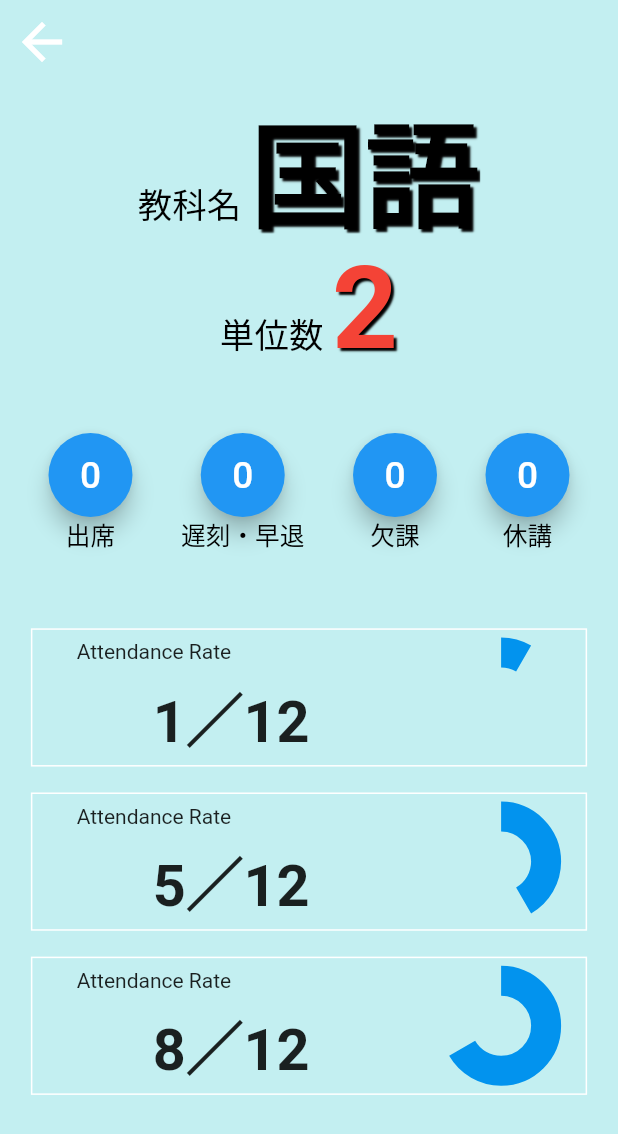
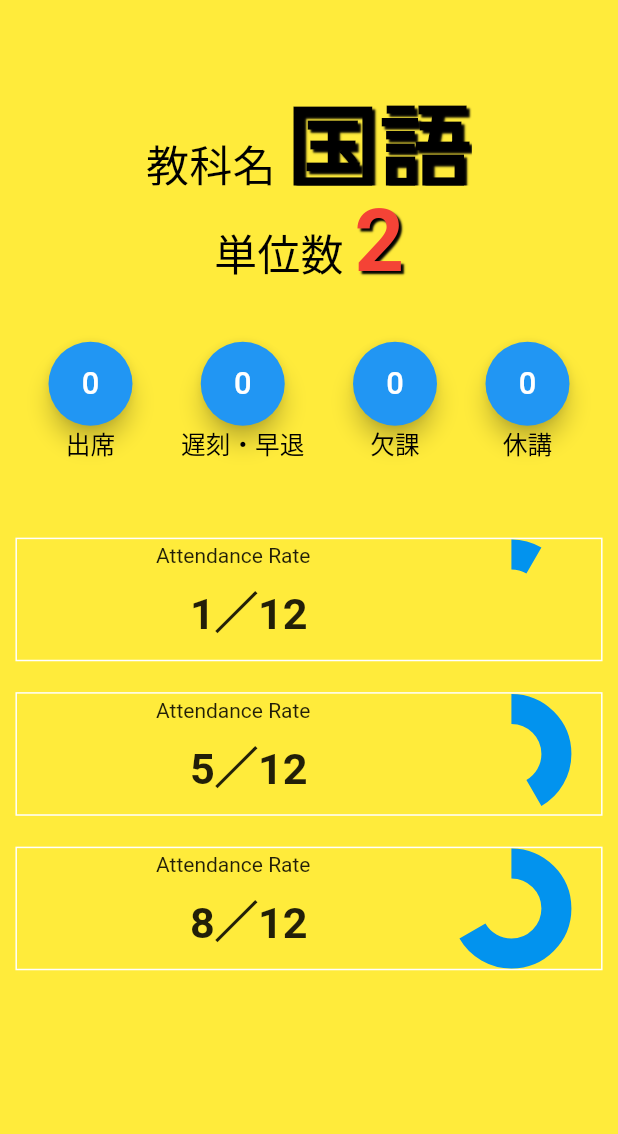
Before and after one commit to mycanproject/frame, a Flutter app: the screen it shows after launch, on a phone screen of 412 x 824 dp. Shown: the top 1134 px of the screen. Run offline on Flutter 3.47's test engine with Material 2 defaults, Android fonts, the phone set to English and light mode, and no system bars; drawn by our look-alikes of fl_chart; our stand-ins replace flutter_screenutil; Roboto replaces fonts that are missing (UD Digi Kyokasyo NP-B).

Commit message:
screenutil.ver

```diff
--- a/lib/frame/Subject/SubjectData.dart
+++ b/lib/frame/Subject/SubjectData.dart
@@ -1,83 +1,52 @@
 import 'package:flutter/material.dart';
 import 'package:framework/frame/SettingPages/ChangeFont.dart';
 import 'package:framework/frame/Subject/PieData.dart';
+import 'package:flutter_screenutil/flutter_screenutil.dart';
 
-String sub = "国語";
+// ignore: non_constant_identifier_names
+String Sub = "国語";
 int tani = 2;
 
 class SubjectData extends StatelessWidget {
   @override
   Widget build(BuildContext context) {
-    final appBar = AppBar(
-      backgroundColor: const Color(0xffc3eff1),
-      elevation: 0.0,
-      leading: IconButton(
-        icon: Icon(
-          Icons.arrow_back_outlined,
-          size: 40,
-        ),
-        onPressed: () {
-          Navigator.pop(
-            context,
-          );
-        },
-      ),
-    );
-    final double availableSizeHeight =
-        MediaQuery.of(context).size.height - appBar.preferredSize.height;
-    final double availableSizeWidth = MediaQuery.of(context).size.width;
     return Scaffold(
-      appBar: appBar,
-      body: Container(
-        width: availableSizeWidth,
-        height: availableSizeHeight,
-        color: Color(
-            0xffc3eff1) /*Color.fromARGB(
-            255, changeColorSub.red, changeColorSub.green, changeColorSub.blue)*/
-        ,
-        child: Column(
-          mainAxisAlignment: MainAxisAlignment.start,
-          children: <Widget>[
-            Container(
-              width: availableSizeWidth,
-              height: availableSizeHeight * 0.45,
+      backgroundColor: Colors.yellow,
+      body: SafeArea(
           child: Column(
         children: <Widget>[
           Container(
-                      width: availableSizeWidth,
-                      height: availableSizeHeight * 0.13,
+            height: 6.h,
+          ),
+          Container(
+              height: 9.h,
               child: Container(
                   alignment: Alignment.center,
                   child: RichText(
                     text: TextSpan(
-                                style: TextStyle(
-                                    color: Colors.black, fontFamily: fontMain
+                        style:
+                            TextStyle(color: Colors.black, fontFamily: fontMain
                                 //decoration: TextDecoration.underline,
                                 ),
                         children: [
                           TextSpan(
                             text: '教科名 ',
-                                      style: TextStyle(
-                                          fontSize:
-                                              availableSizeHeight * 0.03)),
+                            style: TextStyle(fontSize: 7.sp),
+                          ),
                           TextSpan(
-                                    text: sub,
-                                    style: TextStyle(
-                                        shadows: <Shadow>[
+                            text: Sub,
+                            style: TextStyle(shadows: <Shadow>[
                               Shadow(
                                 offset: Offset(2.0, 2.0),
                                 blurRadius: 1.0,
                                 color: Color.fromARGB(255, 0, 0, 0),
                               )
-                                        ],
-                                        fontSize: availableSizeHeight * 0.1,
-                                        fontWeight: FontWeight.bold),
+                            ], fontSize: 15.sp, fontWeight: FontWeight.bold),
                           ),
                         ]),
                   ))),
           Container(
-                      width: availableSizeWidth,
-                      height: availableSizeHeight * 0.13,
+              height: 9.h,
               child: Container(
                   alignment: Alignment.center,
                   child: RichText(
@@ -90,9 +59,7 @@ class SubjectData extends StatelessWidget {
                           TextSpan(
                               text: '単位数 ',
                               style: TextStyle(
-                                          fontFamily: fontMain,
-                                          fontSize:
-                                              availableSizeHeight * 0.03)),
+                                  fontFamily: fontMain, fontSize: 7.sp)),
                           TextSpan(
                               text: tani.toString(),
                               style: TextStyle(
@@ -100,62 +67,58 @@ class SubjectData extends StatelessWidget {
                                     Shadow(
                                       offset: Offset(2.0, 2.0),
                                       blurRadius: 1.0,
-                                              color:
-                                                  Color.fromARGB(255, 0, 0, 0),
+                                      color: Color.fromARGB(255, 0, 0, 0),
                                     )
                                   ],
                                   fontWeight: FontWeight.bold,
-                                          fontSize: availableSizeHeight * 0.1,
+                                  fontSize: 14.sp,
                                   color: Colors.red)),
                         ]),
                   ))),
           Container(
-                    width: availableSizeWidth,
-                    height: availableSizeHeight * 0.19,
+            height: 17.h,
             child: Row(
               mainAxisAlignment: MainAxisAlignment.spaceEvenly,
               children: <Widget>[
-                        AttendanceButton1(),
-                        AttendanceButton2(),
-                        AttendanceButton3(),
-                        AttendanceButton4(),
-                      ],
-                    ),
-                  )
+                attendanceButton1(),
+                attendanceButton2(),
+                attendanceButton3(),
+                attendanceButton4(),
               ],
             ),
           ),
           Container(
-                width: availableSizeWidth,
-                height: availableSizeHeight * 0.4500,
+            height: 45.h,
+            child: Column(
+              mainAxisAlignment: MainAxisAlignment.start,
+              children: <Widget>[
+                Container(
+                    height: 40.h,
                     child: Column(
                       mainAxisAlignment: MainAxisAlignment.spaceEvenly,
                       children: <Widget>[
-                    rate(1, 12, "Attendance Rate", availableSizeWidth,
-                        availableSizeHeight),
-                    rate(5, 12, "Attendance Rate", availableSizeWidth,
-                        availableSizeHeight),
-                    rate(8, 12, "Attendance Rate", availableSizeWidth,
-                        availableSizeHeight),
+                        rate(1, 12, "Attendance Rate"),
+                        rate(5, 12, "Attendance Rate"),
+                        rate(8, 12, "Attendance Rate"),
                       ],
                     )),
-            Container(
-              width: availableSizeWidth,
-              height: availableSizeHeight * 0.0403,
-            )
               ],
             ),
           ),
+        ],
+      )),
     );
   }
 }
 
-class AttendanceButton1 extends StatefulWidget {
+// ignore: camel_case_types
+class attendanceButton1 extends StatefulWidget {
   @override
-  _AttendanceButtonState1 createState() => _AttendanceButtonState1();
+  _attendanceButtonState1 createState() => _attendanceButtonState1();
 }
 
-class _AttendanceButtonState1 extends State<AttendanceButton1> {
+// ignore: camel_case_types
+class _attendanceButtonState1 extends State<attendanceButton1> {
   int _counter = 0;
 
   void _incrementCounter() {
@@ -166,7 +129,6 @@ class _AttendanceButtonState1 extends State<AttendanceButton1> {
 
   @override
   Widget build(BuildContext context) {
-    final double availableSizeHeight = MediaQuery.of(context).size.height;
     return Column(
       mainAxisAlignment: MainAxisAlignment.center,
       children: [
@@ -174,27 +136,27 @@ class _AttendanceButtonState1 extends State<AttendanceButton1> {
           backgroundColor: Colors.blue,
           child: Text(
             "$_counter",
-            style: TextStyle(
-                color: Colors.white, fontSize: availableSizeHeight * 0.03),
+            style: TextStyle(color: Colors.white, fontSize: 5.sp),
           ),
           onPressed: _incrementCounter,
         ),
         Text(
           '出席',
-          style: TextStyle(
-              color: Colors.black, fontSize: availableSizeHeight * 0.02),
+          style: TextStyle(color: Colors.black, fontSize: 4.sp),
         ),
       ],
     );
   }
 }
 
-class AttendanceButton2 extends StatefulWidget {
+// ignore: camel_case_types
+class attendanceButton2 extends StatefulWidget {
   @override
-  _AttendanceButtonState2 createState() => _AttendanceButtonState2();
+  _attendanceButtonState2 createState() => _attendanceButtonState2();
 }
 
-class _AttendanceButtonState2 extends State<AttendanceButton2> {
+// ignore: camel_case_types
+class _attendanceButtonState2 extends State<attendanceButton2> {
   int _counter = 0;
 
   void _incrementCounter() {
@@ -205,7 +167,6 @@ class _AttendanceButtonState2 extends State<AttendanceButton2> {
 
   @override
   Widget build(BuildContext context) {
-    final double availableSizeHeight = MediaQuery.of(context).size.height;
     return Column(
       mainAxisAlignment: MainAxisAlignment.center,
       children: [
@@ -213,27 +174,27 @@ class _AttendanceButtonState2 extends State<AttendanceButton2> {
           backgroundColor: Colors.blue,
           child: Text(
             "$_counter",
-            style: TextStyle(
-                color: Colors.white, fontSize: availableSizeHeight * 0.03),
+            style: TextStyle(color: Colors.white, fontSize: 5.sp),
           ),
           onPressed: _incrementCounter,
         ),
         Text(
           '遅刻・早退',
-          style: TextStyle(
-              color: Colors.black, fontSize: availableSizeHeight * 0.02),
+          style: TextStyle(color: Colors.black, fontSize: 4.sp),
         ),
       ],
     );
   }
 }
 
-class AttendanceButton3 extends StatefulWidget {
+// ignore: camel_case_types
+class attendanceButton3 extends StatefulWidget {
   @override
-  _AttendanceButtonState3 createState() => _AttendanceButtonState3();
+  _attendanceButtonState3 createState() => _attendanceButtonState3();
 }
 
-class _AttendanceButtonState3 extends State<AttendanceButton3> {
+// ignore: camel_case_types
+class _attendanceButtonState3 extends State<attendanceButton3> {
   int _counter = 0;
 
   void _incrementCounter() {
@@ -244,7 +205,6 @@ class _AttendanceButtonState3 extends State<AttendanceButton3> {
 
   @override
   Widget build(BuildContext context) {
-    final double availableSizeHeight = MediaQuery.of(context).size.height;
     return Column(
       mainAxisAlignment: MainAxisAlignment.center,
       children: [
@@ -252,27 +212,27 @@ class _AttendanceButtonState3 extends State<AttendanceButton3> {
           backgroundColor: Colors.blue,
           child: Text(
             "$_counter",
-            style: TextStyle(
-                color: Colors.white, fontSize: availableSizeHeight * 0.03),
+            style: TextStyle(color: Colors.white, fontSize: 5.sp),
           ),
           onPressed: _incrementCounter,
         ),
         Text(
           '欠課',
-          style: TextStyle(
-              color: Colors.black, fontSize: availableSizeHeight * 0.02),
+          style: TextStyle(color: Colors.black, fontSize: 4.sp),
         ),
       ],
     );
   }
 }
 
-class AttendanceButton4 extends StatefulWidget {
+// ignore: camel_case_types
+class attendanceButton4 extends StatefulWidget {
   @override
-  _AttendanceButtonState4 createState() => _AttendanceButtonState4();
+  _attendanceButtonState4 createState() => _attendanceButtonState4();
 }
 
-class _AttendanceButtonState4 extends State<AttendanceButton4> {
+// ignore: camel_case_types
+class _attendanceButtonState4 extends State<attendanceButton4> {
   int _counter = 0;
 
   void _incrementCounter() {
@@ -283,7 +243,6 @@ class _AttendanceButtonState4 extends State<AttendanceButton4> {
 
   @override
   Widget build(BuildContext context) {
-    final double availableSizeHeight = MediaQuery.of(context).size.height;
     return Column(
       mainAxisAlignment: MainAxisAlignment.center,
       children: [
@@ -291,48 +250,44 @@ class _AttendanceButtonState4 extends State<AttendanceButton4> {
           backgroundColor: Colors.blue,
           child: Text(
             "$_counter",
-            style: TextStyle(
-                color: Colors.white, fontSize: availableSizeHeight * 0.03),
+            style: TextStyle(color: Colors.white, fontSize: 5.sp),
           ),
           onPressed: _incrementCounter,
         ),
         Text(
           '休講',
-          style: TextStyle(
-              color: Colors.black, fontSize: availableSizeHeight * 0.02),
+          style: TextStyle(color: Colors.black, fontSize: 4.sp),
         ),
       ],
     );
   }
 }
 
-Widget rate(data, maxdata, name, availableSizeWidth, availableSizeHeight) {
+Widget rate(data, maxdata, name) {
   return Container(
     decoration: BoxDecoration(border: Border.all(color: Colors.white)),
-    width: availableSizeWidth * 0.9,
-    height: availableSizeHeight * 0.12,
+    width: 95.w,
+    height: 10.h,
     child: Row(
       mainAxisAlignment: MainAxisAlignment.spaceEvenly,
       children: [
         Container(
-          width: availableSizeWidth * 0.6,
-          height: availableSizeHeight * 0.10,
+          width: 56.w,
+          height: 9.h,
           child: Column(
             children: [
               Container(
-                width: availableSizeWidth * 0.5,
-                height: availableSizeHeight * 0.03,
+                width: 30.w,
+                height: 2.h,
                 child: Text(name),
               ),
               Container(
                 alignment: Alignment.center,
-                width: availableSizeWidth * 0.9,
-                height: availableSizeHeight * 0.07,
+                width: 30.w,
+                height: 7.h,
                 child: Text(
                   data.toString() + '／' + maxdata.toString(),
-                  style: TextStyle(
-                      fontWeight: FontWeight.bold,
-                      fontSize: availableSizeHeight * 0.05),
+                  style: TextStyle(fontWeight: FontWeight.bold, fontSize: 7.sp),
                 ),
               )
             ],
@@ -340,8 +295,8 @@ Widget rate(data, maxdata, name, availableSizeWidth, availableSizeHeight) {
         ),
         Container(
           padding: EdgeInsets.all(4),
-          width: availableSizeWidth * 0.23,
-          height: availableSizeHeight * 0.11,
+          width: 10.w,
+          height: 10.h,
           child: PieData(data / maxdata * 100),
         )
       ],
```
Lines whose indentation alone changed are shown as unchanged.
